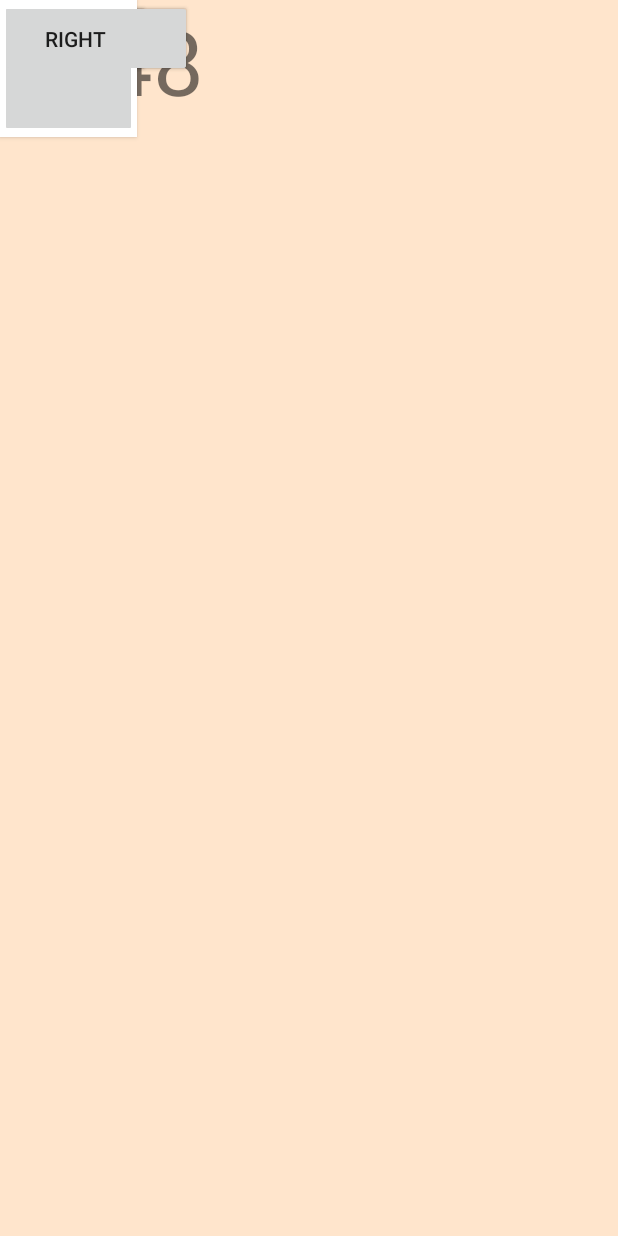
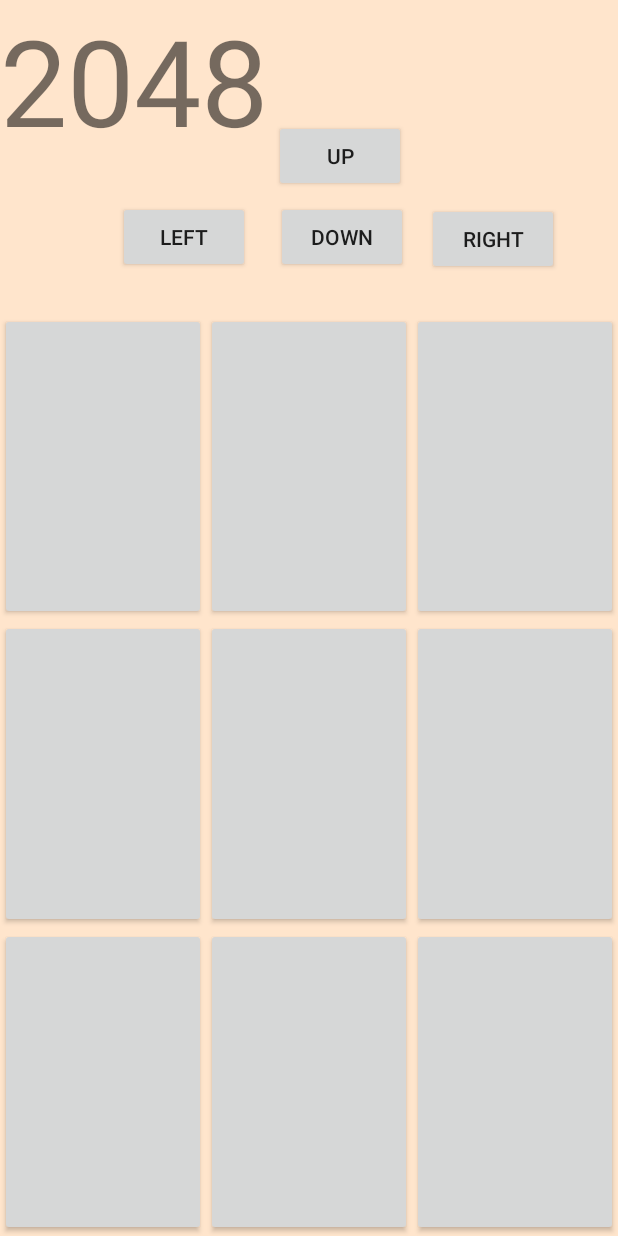
Before and after one commit to Kandrade1234/Program-2---2048-Game, an Android app: the screen it shows after launch (MainActivity), on a phone screen of 412 x 824 dp. Run offline under Robolectric (Android 15) with nearby library versions, the phone set to English and light mode, and no system bars.

Commit message:
improved overall layout

```diff
--- a/app/src/main/res/layout/content_main.xml
+++ b/app/src/main/res/layout/content_main.xml
@@ -1,181 +1,139 @@
 <?xml version="1.0" encoding="utf-8"?>
-<android.support.constraint.ConstraintLayout xmlns:android="http://schemas.android.com/apk/res/android"
+<LinearLayout xmlns:android="http://schemas.android.com/apk/res/android"
     xmlns:app="http://schemas.android.com/apk/res-auto"
     xmlns:tools="http://schemas.android.com/tools"
     android:layout_width="match_parent"
     android:layout_height="match_parent"
-    app:layout_behavior="@string/appbar_scrolling_view_behavior"
+    android:orientation = "vertical"
     tools:context=".MainActivity"
     tools:showIn="@layout/activity_main">
 
+    <RelativeLayout
+        android:layout_width="match_parent"
+        android:layout_height="wrap_content"
+        android:layout_weight = ".5">
+
+
         <TextView
+            android:id="@+id/text_view_2048"
             android:layout_width="wrap_content"
             android:layout_height="wrap_content"
             android:text="2048"
-        android:textSize="60dp"
-        tools:layout_editor_absoluteX="36dp"
-        tools:layout_editor_absoluteY="36dp" />
+            android:textSize="80sp" />
 
         <Button
-        android:id="@+id/button"
-        android:layout_width="91dp"
-        android:layout_height="91dp"
-        android:text=""
-        tools:layout_editor_absoluteX="16dp"
-        tools:layout_editor_absoluteY="185dp"
-        android:background="@android:color/white" />
+            android:id="@+id/button_up"
+            android:layout_width="wrap_content"
+            android:layout_height="wrap_content"
+            android:layout_alignParentEnd="true"
+            android:layout_centerVertical="true"
+            android:layout_marginEnd="141dp"
+            android:text="up" />
 
         <Button
-        android:id="@+id/button"
-        android:layout_width="91dp"
-        android:layout_height="91dp"
-        android:text=""
-        tools:layout_editor_absoluteX="112dp"
-        tools:layout_editor_absoluteY="185dp" />
+            android:id="@+id/button_down"
+            android:layout_width="wrap_content"
+            android:layout_height="wrap_content"
+            android:layout_alignBottom="@id/button_up"
+            android:layout_alignParentEnd="true"
+            android:layout_marginEnd="140dp"
+            android:layout_marginBottom="-54dp"
+            android:text="down" />
 
         <Button
-        android:id="@+id/button"
-        android:layout_width="91dp"
-        android:layout_height="91dp"
-        android:text=""
-        tools:layout_editor_absoluteX="208dp"
-        tools:layout_editor_absoluteY="185dp" />
-
-    <Button
-        android:id="@+id/button"
-        android:layout_width="91dp"
-        android:layout_height="91dp"
-        android:text=""
-        tools:layout_editor_absoluteX="304dp"
-        tools:layout_editor_absoluteY="185dp" />
-
-    <Button
-        android:id="@+id/button"
-        android:layout_width="91dp"
-        android:layout_height="91dp"
-        android:text=""
-        tools:layout_editor_absoluteX="16dp"
-        tools:layout_editor_absoluteY="276dp" />
-
-    <Button
-        android:id="@+id/button"
-        android:layout_width="91dp"
-        android:layout_height="91dp"
-        android:text=""
-        tools:layout_editor_absoluteX="112dp"
-        tools:layout_editor_absoluteY="276dp" />
-
-    <Button
-        android:id="@+id/button"
-        android:layout_width="91dp"
-        android:layout_height="91dp"
-        android:text=""
-        tools:layout_editor_absoluteX="208dp"
-        tools:layout_editor_absoluteY="276dp" />
-
-    <Button
-        android:id="@+id/button"
-        android:layout_width="91dp"
-        android:layout_height="91dp"
-        android:text=""
-        tools:layout_editor_absoluteX="304dp"
-        tools:layout_editor_absoluteY="276dp" />
-
-    <Button
-        android:id="@+id/button"
-        android:layout_width="91dp"
-        android:layout_height="91dp"
-        android:text=""
-        tools:layout_editor_absoluteX="16dp"
-        tools:layout_editor_absoluteY="367dp" />
-
-    <Button
-        android:id="@+id/button"
-        android:layout_width="91dp"
-        android:layout_height="91dp"
-        android:text=""
-        tools:layout_editor_absoluteX="112dp"
-        tools:layout_editor_absoluteY="367dp" />
-
-    <Button
-        android:id="@+id/button"
-        android:layout_width="91dp"
-        android:layout_height="91dp"
-        android:text=""
-        tools:layout_editor_absoluteX="208dp"
-        tools:layout_editor_absoluteY="367dp" />
-
-    <Button
-        android:id="@+id/button"
-        android:layout_width="91dp"
-        android:layout_height="91dp"
-        android:text=""
-        tools:layout_editor_absoluteX="304dp"
-        tools:layout_editor_absoluteY="367dp" />
-
-    <Button
-        android:id="@+id/button"
-        android:layout_width="91dp"
-        android:layout_height="91dp"
-        android:text=""
-        tools:layout_editor_absoluteX="16dp"
-        tools:layout_editor_absoluteY="461dp" />
-
-    <Button
-        android:id="@+id/button"
-        android:layout_width="91dp"
-        android:layout_height="91dp"
-        android:text=""
-        tools:layout_editor_absoluteX="112dp"
-        tools:layout_editor_absoluteY="461dp" />
-
-    <Button
-        android:id="@+id/button"
-        android:layout_width="91dp"
-        android:layout_height="91dp"
-        android:text=""
-        tools:layout_editor_absoluteX="208dp"
-        tools:layout_editor_absoluteY="461dp" />
-
-    <Button
-        android:id="@+id/button"
-        android:layout_width="91dp"
-        android:layout_height="91dp"
-        android:text=""
-        tools:layout_editor_absoluteX="304dp"
-        tools:layout_editor_absoluteY="461dp" />
-
-    <Button
-        android:id="@+id/up"
-        android:layout_width="128dp"
-        android:layout_height="51dp"
-        android:text="up"
-        tools:layout_editor_absoluteX="141dp"
-        tools:layout_editor_absoluteY="552dp" />
-
-    <Button
-        android:id="@+id/down"
-        android:layout_width="128dp"
-        android:layout_height="51dp"
-        android:text="Down"
-        tools:layout_editor_absoluteX="141dp"
-        tools:layout_editor_absoluteY="645dp" />
-
-    <Button
-        android:id="@+id/left"
-        android:layout_width="100dp"
-        android:layout_height="51dp"
-        android:text="Left"
-        tools:layout_editor_absoluteX="36dp"
-        tools:layout_editor_absoluteY="603dp" />
+            android:id="@+id/button_left"
+            android:layout_width="wrap_content"
+            android:layout_height="wrap_content"
+            android:layout_alignBottom="@id/button_up"
+            android:layout_alignParentEnd="true"
+            android:layout_marginLeft="-136dp"
+            android:layout_marginEnd="245dp"
+            android:layout_marginBottom="-54dp"
+            android:text="Left" />
 
         <Button
             android:id="@+id/right"
-        android:layout_width="100dp"
-        android:layout_height="51dp"
-        android:text="Right"
-        tools:layout_editor_absoluteX="278dp"
-        tools:layout_editor_absoluteY="603dp" />
+            android:layout_width="wrap_content"
+            android:layout_height="wrap_content"
+            android:layout_alignBottom="@id/button_up"
+            android:layout_alignParentEnd="true"
+            android:layout_marginLeft="-136dp"
+            android:layout_marginEnd="39dp"
+            android:layout_marginRight="0dp"
+            android:layout_marginBottom="-55dp"
+            android:text="Right" />
+    </RelativeLayout>
 
+    <LinearLayout
+        android:layout_width = "match_parent"
+        android:layout_height="0dp"
+        android:layout_weight = "1">
+        <Button
+            android:id = "@+id/button_00"
+            android:layout_width = "0dp"
+            android:layout_height = "match_parent"
+            android:layout_weight = "1"
+            android:textSize = "60sp"/>
+        <Button
+            android:id = "@+id/button_01"
+            android:layout_width = "0dp"
+            android:layout_height = "match_parent"
+            android:layout_weight = "1"
+            android:textSize = "60sp"/>
+        <Button
+            android:id = "@+id/button_02"
+            android:layout_width = "0dp"
+            android:layout_height = "match_parent"
+            android:layout_weight = "1"
+            android:textSize = "60sp"/>
+    </LinearLayout>
 
-</android.support.constraint.ConstraintLayout>
+    <LinearLayout
+        android:layout_width = "match_parent"
+        android:layout_height="0dp"
+        android:layout_weight = "1">
+        <Button
+            android:id = "@+id/button_10"
+            android:layout_width = "0dp"
+            android:layout_height = "match_parent"
+            android:layout_weight = "1"
+            android:textSize = "60sp"/>
+        <Button
+            android:id = "@+id/button_11"
+            android:layout_width = "0dp"
+            android:layout_height = "match_parent"
+            android:layout_weight = "1"
+            android:textSize = "60sp"/>
+        <Button
+            android:id = "@+id/button_12"
+            android:layout_width = "0dp"
+            android:layout_height = "match_parent"
+            android:layout_weight = "1"
+            android:textSize = "60sp"/>
+    </LinearLayout>
+
+    <LinearLayout
+        android:layout_width = "match_parent"
+        android:layout_height="0dp"
+        android:layout_weight = "1">
+        <Button
+            android:id = "@+id/button_20"
+            android:layout_width = "0dp"
+            android:layout_height = "match_parent"
+            android:layout_weight = "1"
+            android:textSize = "60sp"/>
+        <Button
+            android:id = "@+id/button_21"
+            android:layout_width = "0dp"
+            android:layout_height = "match_parent"
+            android:layout_weight = "1"
+            android:textSize = "60sp"/>
+        <Button
+            android:id = "@+id/button_22"
+            android:layout_width = "0dp"
+            android:layout_height = "match_parent"
+            android:layout_weight = "1"
+            android:textSize = "60sp"/>
+    </LinearLayout>
+
+</LinearLayout>
```
Lines whose indentation alone changed are shown as unchanged.
